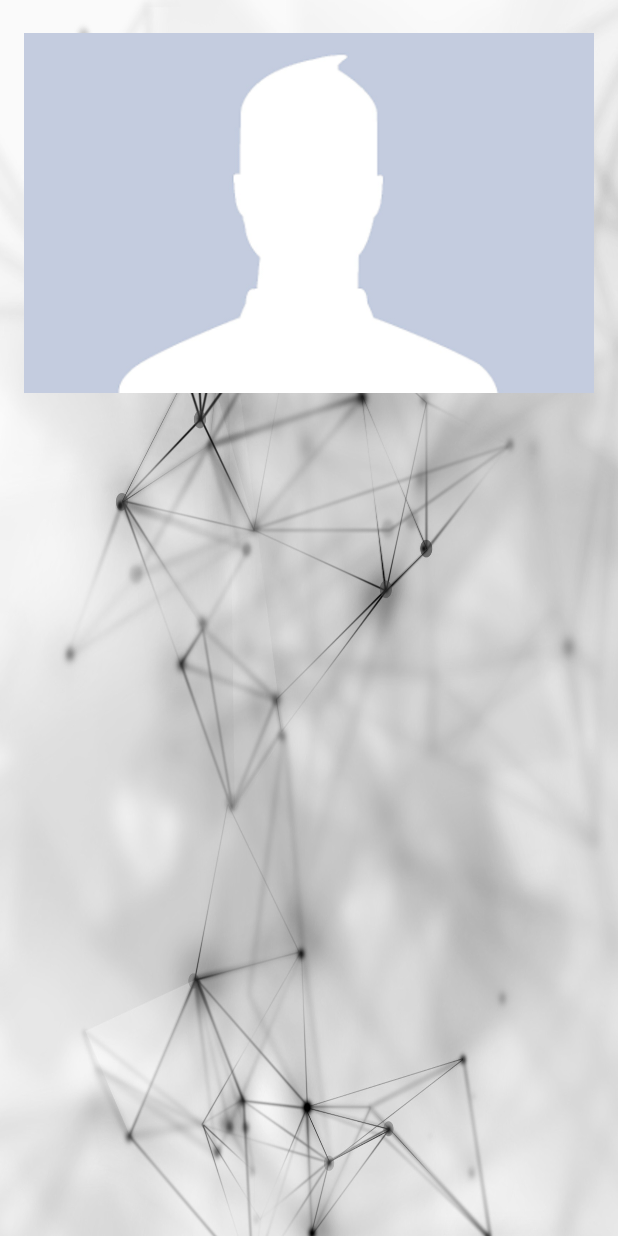
After one commit to daliborhes/Katalog3.9, an Android app: the SelectedContact screen opened directly, with no data from a screen before it, on a phone screen of 412 x 824 dp. The commit adds this screen. Run offline under Robolectric (Android 15) with nearby library versions, the phone set to English and light mode, and no system bars.

Commit message:
Kontakti
Dodata funkcija citanja kontakata

```diff
--- a/app/src/main/AndroidManifest.xml
+++ b/app/src/main/AndroidManifest.xml
@@ -65,6 +65,10 @@
         <activity android:name=".RegisterActivity"
             android:parentActivityName=".LoginActivity"
             android:windowSoftInputMode="stateHidden"/>
+        <activity android:name=".ContactsActivity"
+            android:parentActivityName=".LoginActivity"/>
+        <activity android:name=".SelectedContact"
+            android:parentActivityName=".MainActivity"/>
 
     </application>
 
--- /dev/null
+++ b/app/src/main/java/com/example/dalibor/katalog/SelectedContact.java
@@ -0,0 +1,19 @@
+package com.example.dalibor.katalog;
+
+import android.os.Bundle;
+import android.support.v7.app.AppCompatActivity;
+import android.widget.TextView;
+
+public class SelectedContact extends AppCompatActivity {
+
+    private TextView tvContact;
+    @Override
+    protected void onCreate(Bundle savedInstanceState) {
+        super.onCreate(savedInstanceState);
+        setContentView(R.layout.activity_selected_contact);
+
+        tvContact = findViewById(R.id.contact_data);
+        tvContact.setText(getIntent().getStringExtra("ContactData"));
+
+    }
+}
--- a/app/src/main/java/com/example/dalibor/katalog/remote/ApiUtils.java
+++ b/app/src/main/java/com/example/dalibor/katalog/remote/ApiUtils.java
@@ -9,8 +9,10 @@ public class ApiUtils {
     private ApiUtils(){}
 
     //public static final String BASE_URL = "http://d3ef8d1b.ngrok.io/api";
+    public static final String BASE_URL = "http://10.3.201.205:3000/api/";
 
-    public static final String BASE_URL = "http://10.3.201.205:3000/api/";
+    //public static final String BASE_URL = "http://d1a26cfc.ngrok.io/api/";
+
 
     public static ApiService getApiService () {
         return RetrofitClient.getClient(BASE_URL).create(ApiService.class);
--- /dev/null
+++ b/app/src/main/res/layout/activity_selected_contact.xml
@@ -0,0 +1,31 @@
+<?xml version="1.0" encoding="utf-8"?>
+<LinearLayout
+    xmlns:android="http://schemas.android.com/apk/res/android"
+    xmlns:app="http://schemas.android.com/apk/res-auto"
+    xmlns:tools="http://schemas.android.com/tools"
+    android:layout_width="match_parent"
+    android:layout_height="match_parent"
+    android:orientation="vertical"
+    android:layout_margin="16dp">
+
+    <ImageView
+        android:id="@+id/profile_img"
+        android:layout_width="match_parent"
+        android:layout_height="wrap_content"
+        android:src="@drawable/facebook_avatar"/>
+
+    <LinearLayout
+        android:orientation="vertical"
+        android:layout_width="match_parent"
+        android:layout_height="wrap_content">
+
+        <TextView
+            android:id="@+id/contact_data"
+            android:layout_width="wrap_content"
+            android:layout_height="wrap_content"
+            android:layout_margin="5dp" />
+
+
+    </LinearLayout>
+
+</LinearLayout>
--- a/build.gradle
+++ b/build.gradle
@@ -7,7 +7,7 @@ buildscript {
         jcenter()
     }
     dependencies {
-        classpath 'com.android.tools.build:gradle:3.0.0'
+        classpath 'com.android.tools.build:gradle:3.0.1'
 
 
         // NOTE: Do not place your application dependencies here; they belong
```
Also changed, not shown: app/src/main/java/com/example/dalibor/katalog/ContactsActivity.java (added, +165 -0 lines), app/src/main/java/com/example/dalibor/katalog/MainActivity.java (+10 -0 lines), app/src/main/res/layout/activity_contacts.xml (added, +13 -0 lines), app/src/main/res/layout/activity_main.xml (+13 -1 lines), app/src/main/res/layout/row_contact.xml (added, +33 -0 lines), app/src/main/res/drawable/facebook_avatar.png (added).
